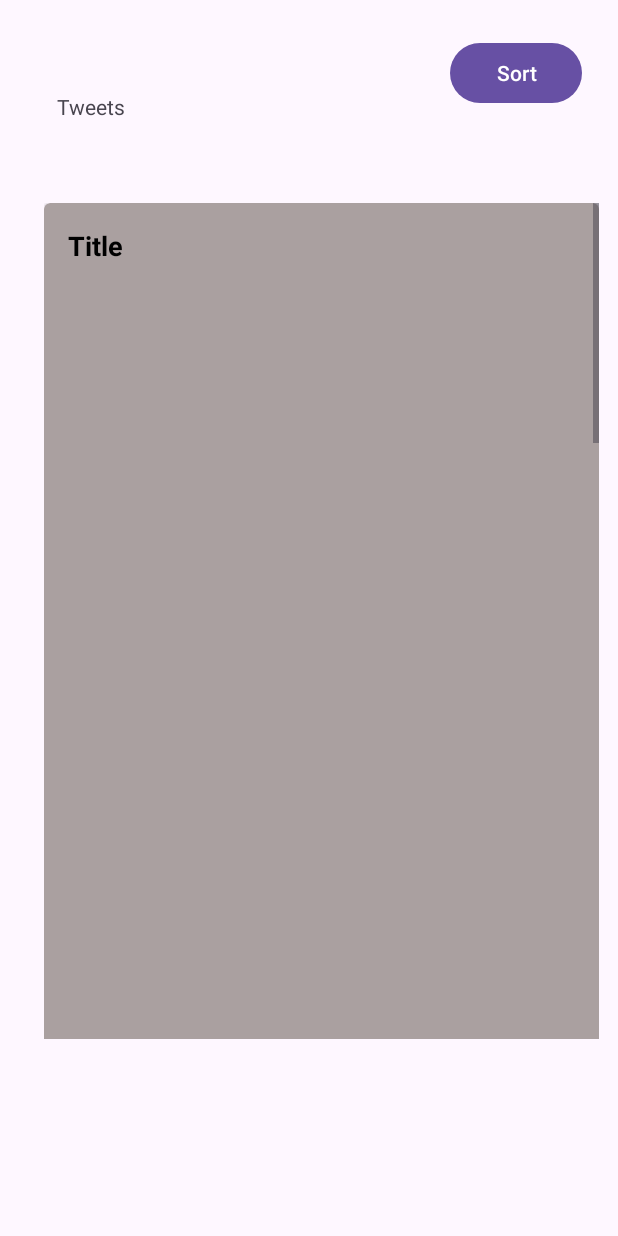
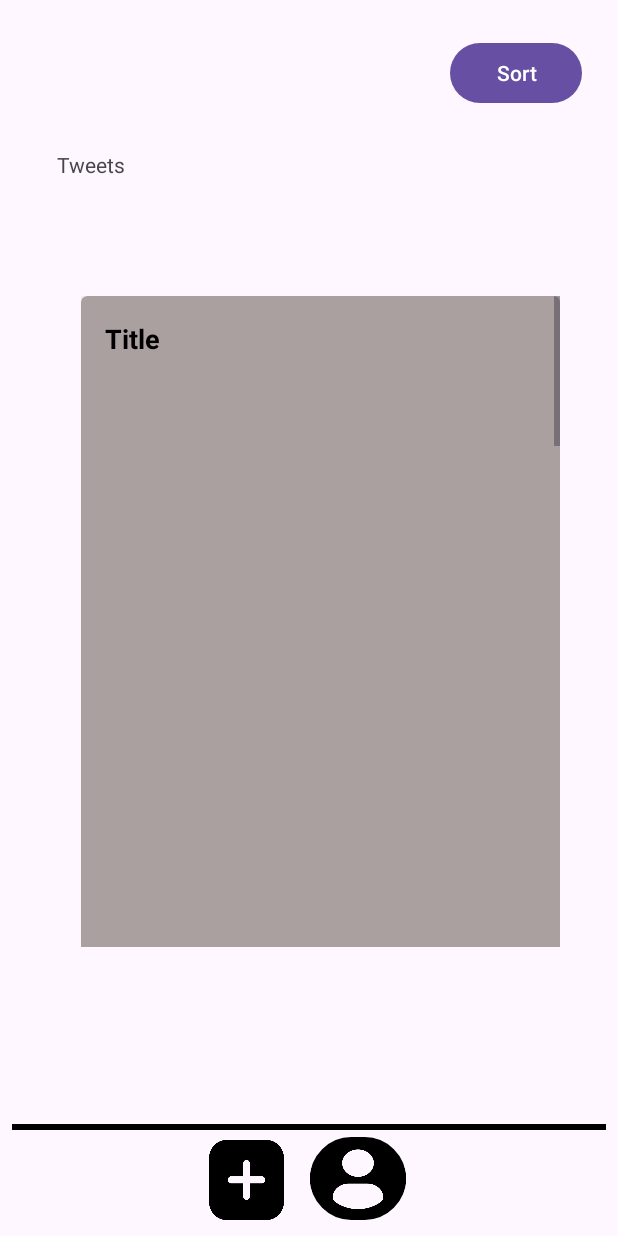
Before and after one commit to ichiragkumar/Twitter-cloneApp, an Android app: the layout activity_tweets_page.xml on its own in the app's theme, with its tools: preview values and no code run, on a phone screen of 412 x 824 dp. Run offline under Robolectric (Android 15) with nearby library versions, the phone set to English and light mode, and no system bars.

Commit message:
Button made Attractive

```diff
--- a/app/src/main/java/com/example/opentweet/TweetsPage.kt
+++ b/app/src/main/java/com/example/opentweet/TweetsPage.kt
@@ -1,11 +1,13 @@
 package com.example.opentweet
 
+import android.content.Intent
 import android.net.ParseException
 import androidx.appcompat.app.AppCompatActivity
 import android.os.Bundle
 import android.util.Log
 import android.widget.ArrayAdapter
 import android.widget.Button
+import android.widget.ImageButton
 import android.widget.ListView
 import android.widget.Toast
 import com.google.firebase.database.*
@@ -14,6 +16,7 @@ import com.google.firebase.database.*
 import java.util.*
 import kotlin.collections.ArrayList
 import java.util.*
+
 
 
 
@@ -27,10 +30,28 @@ class TweetsPage : AppCompatActivity() {
     private var dataList: MutableList<String> = mutableListOf()
 
 
-
     override fun onCreate(savedInstanceState: Bundle?) {
         super.onCreate(savedInstanceState)
         setContentView(R.layout.activity_tweets_page)
+
+
+        val addTweetPAge = findViewById<ImageButton>(R.id.imageButton)
+        addTweetPAge.setOnClickListener{
+                // Start ProfileScreen activity
+                val intent = Intent(this, AddTweets::class.java)
+                startActivity(intent)
+
+        }
+
+        val profilePage = findViewById<ImageButton>(R.id.imageButton2)
+        profilePage.setOnClickListener{
+                // Start ProfileScreen activity
+                val intent = Intent(this, Tweets::class.java)
+                startActivity(intent)
+
+        }
+
+
         database = FirebaseDatabase.getInstance("https://opentweets-c7c0b-default-rtdb.asia-southeast1.firebasedatabase.app/").reference
 
         tweetAdapter = ArrayAdapter(this, android.R.layout.simple_list_item_1, tweetsList)
@@ -39,6 +60,8 @@ class TweetsPage : AppCompatActivity() {
 
 
         fetchTweets()
+
+
 
     }
     private fun fetchTweets() {
--- /dev/null
+++ b/app/src/main/res/drawable/rounded_button.xml
@@ -0,0 +1,8 @@
+<!-- rounded_button.xml -->
+<shape xmlns:android="http://schemas.android.com/apk/res/android"
+    android:shape="rectangle">
+    <corners android:radius="40dp" />
+    <stroke
+        android:width="4dp"
+    android:color="#000000" />
+</shape>
--- a/app/src/main/res/layout/activity_tweets_page.xml
+++ b/app/src/main/res/layout/activity_tweets_page.xml
@@ -22,8 +22,8 @@
 
     <ListView
         android:id="@+id/listView"
-        android:layout_width="406dp"
-        android:layout_height="627dp"
+        android:layout_width="355dp"
+        android:layout_height="504dp"
         android:layout_marginTop="104dp"
         android:layout_marginEnd="5dp"
         android:layout_marginBottom="30dp"
@@ -33,9 +33,11 @@
         app:layout_constraintBottom_toBottomOf="parent"
         app:layout_constraintEnd_toEndOf="parent"
         app:layout_constraintStart_toStartOf="parent"
+        app:layout_constraintTop_toBottomOf="@+id/sortButton"
         app:layout_constraintTop_toTopOf="parent"
-        app:layout_constraintTop_toBottomOf="@+id/sortButton"
-        tools:listitem="@layout/eachitem" />
+        tools:listitem="@layout/eachitem">
+
+    </ListView>
 
     <TextView
         android:id="@+id/textView4"
@@ -49,5 +51,47 @@
         app:layout_constraintTop_toTopOf="parent"
         app:layout_constraintVertical_bias="0.627" />
 
+    <ImageButton
+        android:id="@+id/imageButton"
+        android:layout_width="50dp"
+        android:layout_height="53dp"
+        android:background="@drawable/rounded_button"
+        android:onClick="onImageButtonClick"
+        android:scaleType="fitXY"
+        app:layout_constraintBottom_toBottomOf="parent"
+        app:layout_constraintEnd_toEndOf="parent"
+        app:layout_constraintHorizontal_bias="0.379"
+        app:layout_constraintStart_toStartOf="parent"
+        app:layout_constraintTop_toTopOf="parent"
+        app:layout_constraintVertical_bias="0.986"
+        app:srcCompat="@drawable/addition" />
+
+    <ImageButton
+        android:id="@+id/imageButton2"
+        android:layout_width="64dp"
+        android:layout_height="55dp"
+        android:background="@drawable/rounded_button"
+        android:scaleType="fitXY"
+        app:layout_constraintBottom_toBottomOf="parent"
+        app:layout_constraintEnd_toEndOf="parent"
+        app:layout_constraintHorizontal_bias="0.598"
+        app:layout_constraintStart_toStartOf="parent"
+        app:layout_constraintTop_toTopOf="parent"
+        app:layout_constraintVertical_bias="0.986"
+        app:srcCompat="@drawable/profile" />
+
+    <View
+        android:id="@+id/view2"
+        android:layout_width="400dp"
+        android:layout_height="4dp"
+        android:background="#000000"
+        android:backgroundTint="@color/black"
+        app:layout_constraintBottom_toBottomOf="parent"
+        app:layout_constraintEnd_toEndOf="parent"
+        app:layout_constraintHorizontal_bias="0.454"
+        app:layout_constraintStart_toStartOf="parent"
+        app:layout_constraintTop_toTopOf="parent"
+        app:layout_constraintVertical_bias="0.914" />
+
 
 </androidx.constraintlayout.widget.ConstraintLayout>
```
Also changed, not shown: app/src/main/res/drawable/addition.png (added), app/src/main/res/drawable/profile.png (added).
